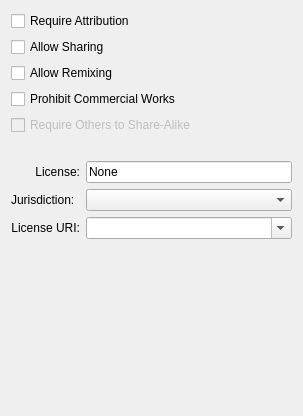
This is license-widget/license_chooser.ui in cc-archive/liblicense-kde as Qt 5 draws it before an edit. The edited form follows.
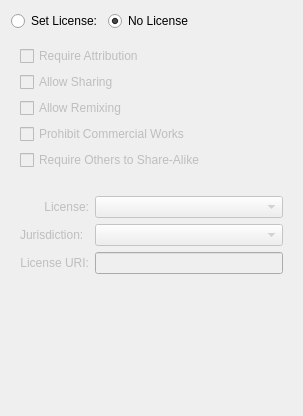
This is the edited form.

Commit message: -Add "No license" radio box -Make the license name the combobox to chooser from when there's multiple matching licenses -URI is no longer editable

What changed in the file:
```diff
--- a/license-widget/license_chooser.ui
+++ b/license-widget/license_chooser.ui
@@ -14,6 +14,46 @@
   </property>
   <layout class="QVBoxLayout" >
    <item>
+    <layout class="QHBoxLayout" >
+     <item>
+      <widget class="QRadioButton" name="useLicenseButton" >
+       <property name="text" >
+        <string>Set License:</string>
+       </property>
+      </widget>
+     </item>
+     <item>
+      <widget class="QRadioButton" name="noLicenseButton" >
+       <property name="text" >
+        <string>No License</string>
+       </property>
+       <property name="checked" >
+        <bool>true</bool>
+       </property>
+      </widget>
+     </item>
+     <item>
+      <spacer>
+       <property name="orientation" >
+        <enum>Qt::Horizontal</enum>
+       </property>
+       <property name="sizeHint" >
+        <size>
+         <width>40</width>
+         <height>20</height>
+        </size>
+       </property>
+      </spacer>
+     </item>
+    </layout>
+   </item>
+   <item>
+    <widget class="QWidget" native="1" name="chooserWidgets" >
+     <property name="enabled" >
+      <bool>false</bool>
+     </property>
+     <layout class="QVBoxLayout" >
+      <item>
     <widget class="QCheckBox" name="attributionCheckBox" >
      <property name="text" >
       <string>Require Attribution</string>
@@ -52,7 +92,23 @@
     </widget>
    </item>
    <item>
+       <widget class="QWidget" native="1" name="warningWidget" >
     <layout class="QHBoxLayout" >
+         <property name="spacing" >
+          <number>0</number>
+         </property>
+         <property name="leftMargin" >
+          <number>0</number>
+         </property>
+         <property name="topMargin" >
+          <number>0</number>
+         </property>
+         <property name="rightMargin" >
+          <number>0</number>
+         </property>
+         <property name="bottomMargin" >
+          <number>0</number>
+         </property>
      <item>
       <widget class="QLabel" name="warningIconLabel" >
        <property name="text" >
@@ -74,6 +130,7 @@
       </widget>
      </item>
     </layout>
+       </widget>
    </item>
    <item>
     <layout class="QHBoxLayout" >
@@ -111,14 +168,7 @@
      <item>
       <layout class="QVBoxLayout" >
        <item>
-        <widget class="QLineEdit" name="licenseEdit" >
-         <property name="text" >
-          <string>None</string>
-         </property>
-         <property name="readOnly" >
-          <bool>true</bool>
-         </property>
-        </widget>
+           <widget class="QComboBox" name="licenseCombo" />
        </item>
        <item>
         <widget class="QComboBox" name="jurisdictionComboBox" >
@@ -131,8 +181,8 @@
         </widget>
        </item>
        <item>
-        <widget class="QComboBox" name="uriCombo" >
-         <property name="editable" >
+           <widget class="QLineEdit" name="uriEdit" >
+            <property name="readOnly" >
           <bool>true</bool>
          </property>
         </widget>
@@ -140,6 +190,9 @@
       </layout>
      </item>
     </layout>
+      </item>
+     </layout>
+    </widget>
    </item>
    <item>
     <spacer>
```
Lines whose indentation alone changed are shown as unchanged. The commit also changes 3 other files.
